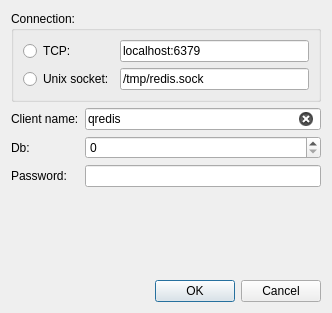
Above: qredis/ui/OpenRedisDialog.ui from tiagocoutinho/qredis before the change. Below: the same form after it.
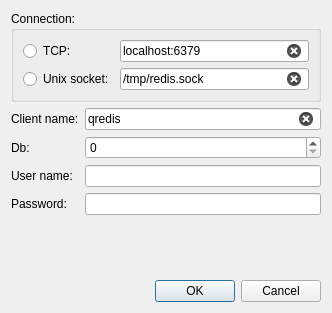
That is the form after the change.

Commit message: Add user name option in open

What changed in the file:
```diff
--- a/qredis/ui/OpenRedisDialog.ui
+++ b/qredis/ui/OpenRedisDialog.ui
@@ -17,7 +17,7 @@
    <item row="3" column="1">
     <widget class="QSpinBox" name="db"/>
    </item>
-   <item row="6" column="0" colspan="2">
+   <item row="7" column="0" colspan="2">
     <widget class="QDialogButtonBox" name="buttonBox">
      <property name="orientation">
       <enum>Qt::Horizontal</enum>
@@ -27,6 +27,16 @@
      </property>
     </widget>
    </item>
+   <item row="2" column="1">
+    <widget class="QLineEdit" name="name">
+     <property name="text">
+      <string>qredis</string>
+     </property>
+     <property name="clearButtonEnabled">
+      <bool>true</bool>
+     </property>
+    </widget>
+   </item>
    <item row="1" column="0" colspan="2">
     <widget class="QGroupBox" name="groupBox">
      <property name="title">
@@ -45,6 +55,9 @@
         <property name="text">
          <string>localhost:6379</string>
         </property>
+        <property name="clearButtonEnabled">
+         <bool>true</bool>
+        </property>
        </widget>
       </item>
       <item row="1" column="0">
@@ -59,6 +72,9 @@
         <property name="text">
          <string>/tmp/redis.sock</string>
         </property>
+        <property name="clearButtonEnabled">
+         <bool>true</bool>
+        </property>
        </widget>
       </item>
      </layout>
@@ -71,7 +87,7 @@
      </property>
     </widget>
    </item>
-   <item row="5" column="0">
+   <item row="6" column="0">
     <spacer name="verticalSpacer">
      <property name="orientation">
       <enum>Qt::Vertical</enum>
@@ -84,17 +100,13 @@
      </property>
     </spacer>
    </item>
-   <item row="4" column="1">
+   <item row="5" column="1">
     <widget class="QLineEdit" name="password">
      <property name="echoMode">
       <enum>QLineEdit::Password</enum>
      </property>
-    </widget>
-   </item>
-   <item row="4" column="0">
-    <widget class="QLabel" name="password_label">
-     <property name="text">
-      <string>Password:</string>
+     <property name="clearButtonEnabled">
+      <bool>true</bool>
      </property>
     </widget>
    </item>
@@ -105,10 +117,27 @@
      </property>
     </widget>
    </item>
-   <item row="2" column="1">
-    <widget class="QLineEdit" name="name">
+   <item row="5" column="0">
+    <widget class="QLabel" name="password_label">
      <property name="text">
-      <string>qredis</string>
+      <string>Password:</string>
+     </property>
+    </widget>
+   </item>
+   <item row="4" column="0">
+    <widget class="QLabel" name="user_label">
+     <property name="toolTip">
+      <string>Valid only if connecting to a redis &gt;= 6 server</string>
+     </property>
+     <property name="text">
+      <string>User name:</string>
+     </property>
+    </widget>
+   </item>
+   <item row="4" column="1">
+    <widget class="QLineEdit" name="user">
+     <property name="toolTip">
+      <string>Valid only if connecting to a redis &gt;= 6 server</string>
      </property>
      <property name="clearButtonEnabled">
       <bool>true</bool>
```
The commit also changes 1 other file.
